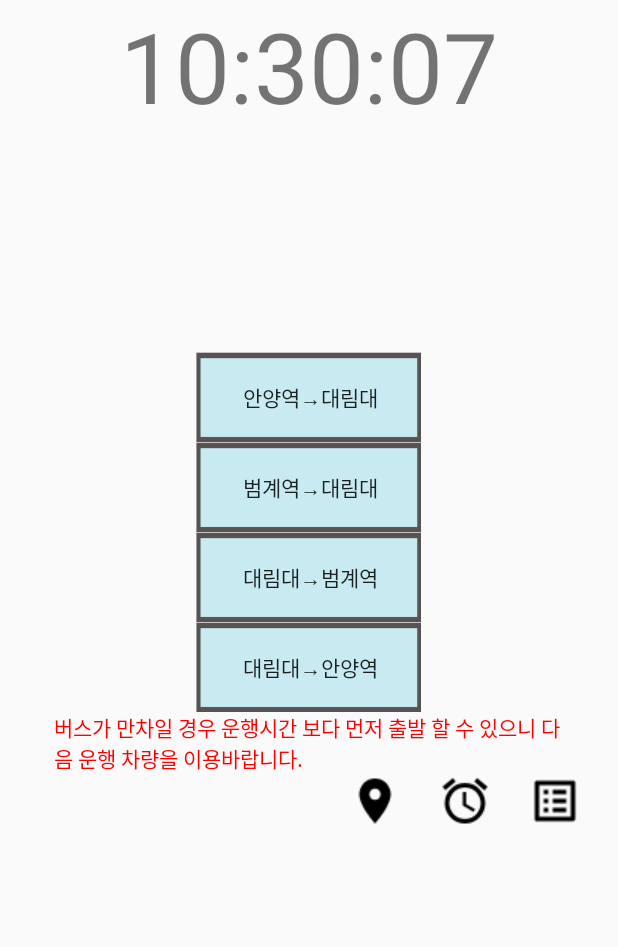
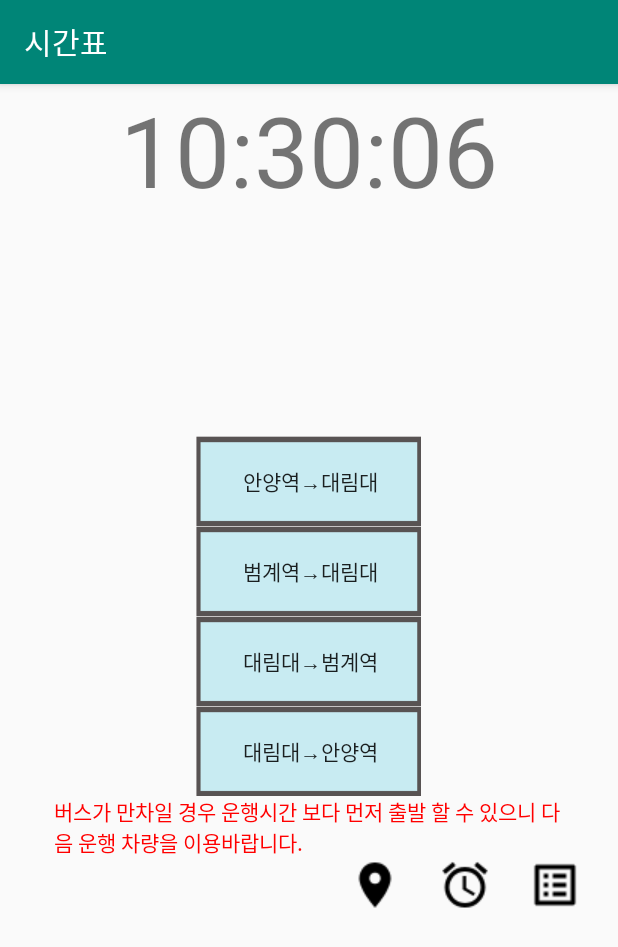
Before and after one commit to choissungho/busproject1, an Android app: the screen it shows after launch (MainActivity), on a phone screen of 412 x 824 dp. Shown: the top 947 px of the screen. Run offline under Robolectric (Android 15) with nearby library versions, the phone set to English and light mode, and no system bars.

Commit message:
material디자인 활용

```diff
--- a/app/src/main/java/com/example/myapplication/AnyangInfoActivity.java
+++ b/app/src/main/java/com/example/myapplication/AnyangInfoActivity.java
@@ -35,6 +35,7 @@ public class AnyangInfoActivity extends AppCompatActivity
         markerOptions.position(Anyang);
         markerOptions.title("안양");
         markerOptions.snippet("얀양 버스");
+
         map.addMarker(markerOptions);
 
         LatLng Beomgye = new LatLng(37.3905509157291, 126.94957334132637);
--- a/app/src/main/java/com/example/myapplication/MainActivity.java
+++ b/app/src/main/java/com/example/myapplication/MainActivity.java
@@ -5,6 +5,7 @@ import android.content.Intent;
 import android.graphics.Color;
 import android.os.Handler;
 import android.os.Bundle;
+import android.support.v7.app.AppCompatActivity;
 import android.view.View;
 import android.view.animation.Animation;
 import android.view.animation.AnimationUtils;
@@ -18,7 +19,7 @@ import java.util.Date;
 import java.util.Timer;
 import java.util.TimerTask;
 
-public class MainActivity extends Activity {
+public class MainActivity extends AppCompatActivity {
 
 
     TextView TimeTv;
--- a/app/src/main/res/values/styles.xml
+++ b/app/src/main/res/values/styles.xml
@@ -5,7 +5,6 @@
         <!-- Customize your theme here. -->
         <item name="colorPrimary">@color/colorPrimary</item>
         <item name="colorPrimaryDark">@color/colorPrimaryDark</item>
-        <item name="windowNoTitle">true</item>
         <item name="colorAccent">@color/colorAccent</item>
     </style>
 
```
